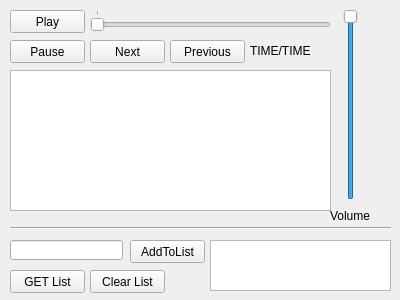
The window that mediaplayer.ui (abcdelf/Poke-1) describes before a commit, drawn with Qt 5.
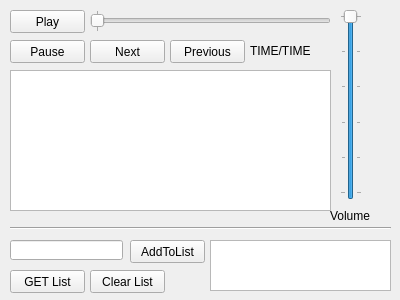
The same window after the commit.

What changed in the file:
```diff
--- a/mediaplayer.ui
+++ b/mediaplayer.ui
@@ -68,7 +68,7 @@
     <number>100</number>
    </property>
    <property name="pageStep">
-    <number>50</number>
+    <number>20</number>
    </property>
    <property name="value">
     <number>100</number>
@@ -76,6 +76,12 @@
    <property name="orientation">
     <enum>Qt::Vertical</enum>
    </property>
+   <property name="tickPosition">
+    <enum>QSlider::TicksBothSides</enum>
+   </property>
+   <property name="tickInterval">
+    <number>20</number>
+   </property>
   </widget>
   <widget class="QLabel" name="label">
    <property name="geometry">
@@ -197,11 +203,14 @@
    <property name="maximum">
     <number>100</number>
    </property>
+   <property name="pageStep">
+    <number>0</number>
+   </property>
    <property name="orientation">
     <enum>Qt::Horizontal</enum>
    </property>
    <property name="tickPosition">
-    <enum>QSlider::TicksAbove</enum>
+    <enum>QSlider::TicksBothSides</enum>
    </property>
    <property name="tickInterval">
     <number>60000</number>
```
